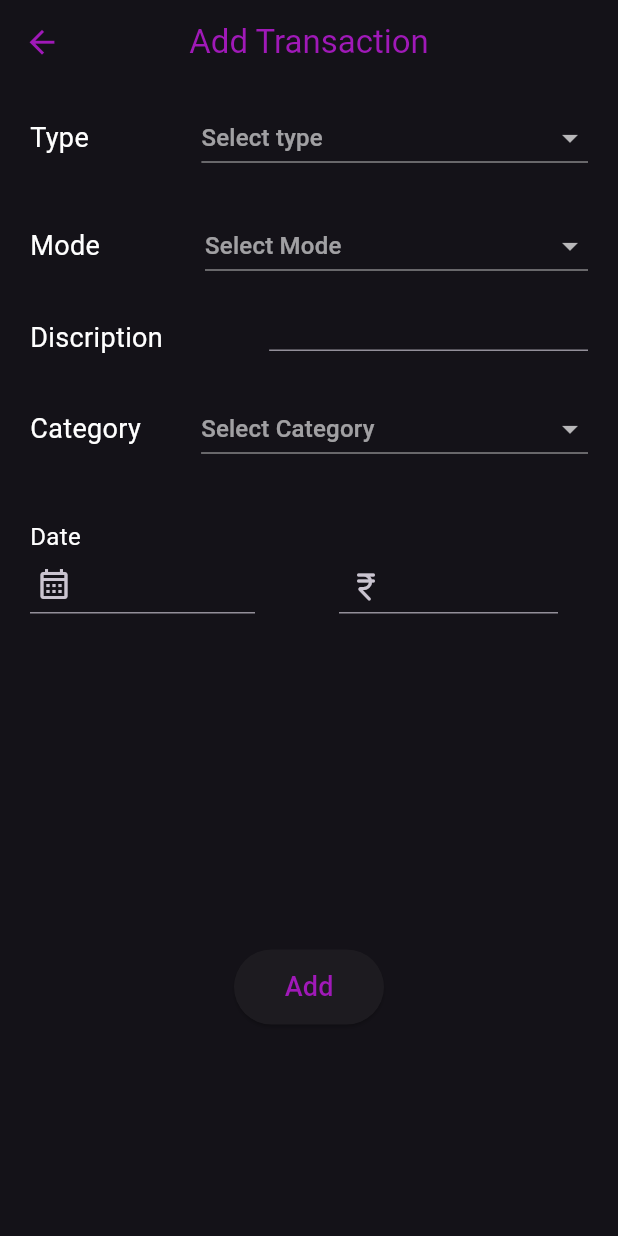
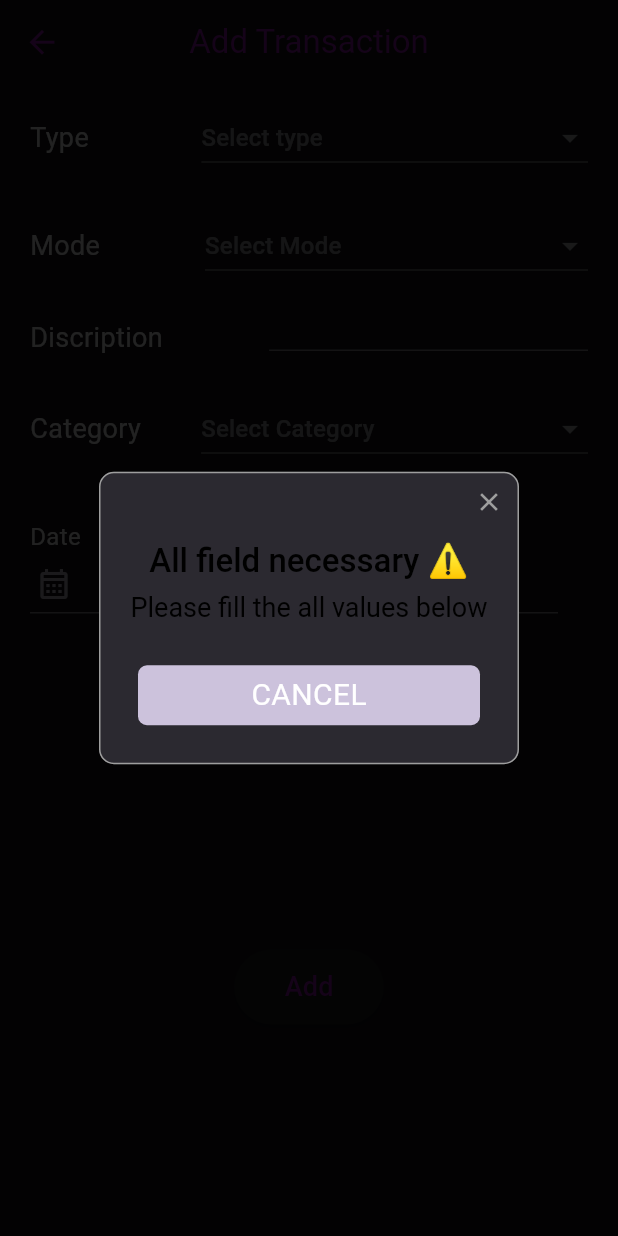
Before and after one commit to kunal-umap/Expances_Manager, a Flutter app: the add_Transaction screen opened directly, after a tap on "Add", on a phone screen of 412 x 824 dp. Run offline on Flutter 3.47's test engine with Material 2 defaults, Android fonts, the light colour scheme and no system bars; drawn by our look-alikes of rflutter_alert; our stand-ins replace fl_chart; missing offline and left inert: month_year_picker.

Commit message:
Popup added

```diff
--- a/lib/pages/AddTransactionPage/Add_TransactionPage.dart
+++ b/lib/pages/AddTransactionPage/Add_TransactionPage.dart
@@ -4,6 +4,7 @@ import 'package:expances_management/pages/Home/home.dart';
 import 'package:flutter/material.dart';
 // ignore: depend_on_referenced_packages
 import 'package:intl/intl.dart';
+import 'package:rflutter_alert/rflutter_alert.dart';
 
 // ignore: camel_case_types
 class add_Transaction extends StatefulWidget {
@@ -283,6 +284,31 @@ class _add_TransactionState extends State<add_Transaction> {
               width: 100,
               child: ElevatedButton(
                 onPressed: () async {
+                  if(discriptionController.text == ''){
+                  //   popup
+                  //   _onBasicAllertPressed(context);
+                    _onCustomAnimationAlertPressed(context);
+                  }else
+                  if(paise.text == '0' || paise.text == ''){
+                  //   popup
+                  //   _onBasicAllertPressed(context);
+                    _onCustomAnimationAlertPressed(context);
+
+                  }else
+                  if(modechoose == null &&  listItemSelected == null ){
+                  //   popup
+                    _onCustomAnimationAlertPressed(context);
+                  //   _onBasicAllertPressed(context);
+
+                  }else
+                  if(discriptionController.text != '' && modechoose != null && paise.text != null && paise.text != '0'&& listItemSelected != null && paise.text != '') {
+                    DateTime tempDate;
+                    if(_date.text != ''){
+                      tempDate =
+                      new DateFormat("yyyy-MM-dd").parse(_date.text);
+                    }else {
+                      tempDate = DateTime.now();
+                    }
                     var dataNew = {
                       "description": discriptionController.text,
                       "mode": modechoose,
@@ -291,15 +317,15 @@ class _add_TransactionState extends State<add_Transaction> {
                       "amount": paise.text,
                       "type": listItemSelected
                     };
-
-                  DateTime tempDate =
-                      new DateFormat("yyyy-MM-dd").parse(_date.text);
                     await FileOprations().writeJsonByData(
                         '${tempDate.year}', '${tempDate.month}', dataNew);
-                  print(await FileOprations().readJson());
+                    // popup
+                    _onBasicAllertPressed(context);
+
                     paise.text = "";
                     _date.text = "";
                     discriptionController.text = "";
+                  }
                 },
                 child: const Text(
                   "Add",
@@ -313,4 +339,35 @@ class _add_TransactionState extends State<add_Transaction> {
       ),
     );
   }
+
+  _onBasicAllertPressed(context) {
+    Alert(
+      context: context,
+      title: "Saved ✅",
+      desc: "Transaction Added Sucessfully ✨"
+    ).show();
   }
+
+  _onCustomAnimationAlertPressed(context) {
+    Alert(
+      context: context,
+      title: "All field necessary ⚠️",
+      desc: "Please fill the all values below",
+      alertAnimation: fadeAlertAnimation,
+    ).show();
+  }
+  Widget fadeAlertAnimation(
+      BuildContext context,
+      Animation<double> animation,
+      Animation<double> secondaryAnimation,
+      Widget child,
+      ) {
+    return Align(
+      child: FadeTransition(
+        opacity: animation,
+        child: child,
+      ),
+    );
+  }
+
+}
--- a/lib/pages/Home/Home_Wedgets/GraphSection/Graph.dart
+++ b/lib/pages/Home/Home_Wedgets/GraphSection/Graph.dart
@@ -54,7 +54,7 @@ class Graph extends StatelessWidget {
                       builder: (BuildContext context, AsyncSnapshot snapshot) {
                         if (snapshot.data == null) {
                           return const Text(
-                              'Err',
+                              '₹ 0',
                               style: TextStyle(
                                 fontSize: 32,
                                 fontWeight: FontWeight.w600 ,
--- a/pubspec.yaml
+++ b/pubspec.yaml
@@ -40,6 +40,7 @@ dependencies:
   fl_chart: ^0.64.0
   month_year_picker: ^0.3.0+1
   path_provider: ^2.1.1
+  rflutter_alert: ^2.0.7
 
 dev_dependencies:
   flutter_test:
```
Also changed, not shown: pubspec.lock. Lines whose indentation alone changed are shown as unchanged.
